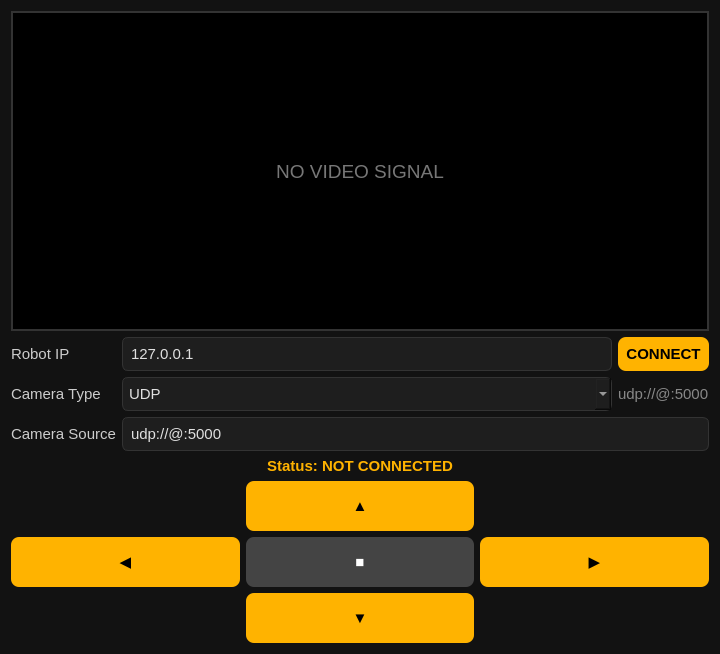
Above: robot_controller/controller.ui from gimleng/robot-controller before the change. Below: the same form after it.
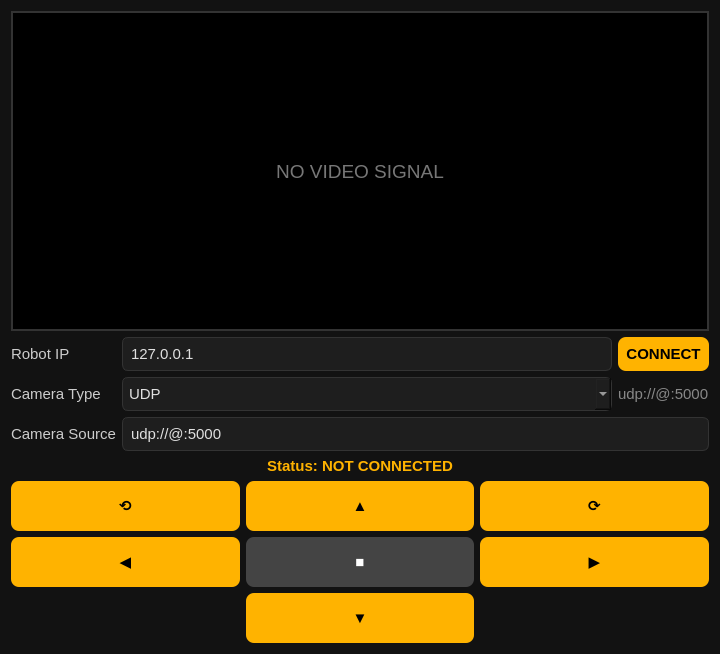
That is the form after the change.

The edit to the form file:
```diff
--- a/robot_controller/controller.ui
+++ b/robot_controller/controller.ui
@@ -170,6 +170,25 @@
    <item>
     <layout class="QGridLayout" name="controlLayout">
 
+                    <!-- CW -->
+                    <item row="0" column="0">
+                        <widget class="QPushButton" name="btnCCW">
+                            <property name="text">
+                                <string>⟲</string>
+                            </property>
+                            <property name="toolTip">
+                                <string>Rotate Counter-Clockwise (E)</string>
+                            </property>
+                            <property name="minimumSize">
+                                <size>
+                                    <width>80</width>
+                                    <height>50</height>
+                                </size>
+                            </property>
+                        </widget>
+                    </item>
+
+                    <!-- Forward -->
      <item row="0" column="1">
       <widget class="QPushButton" name="btnForward">
        <property name="text"><string>▲</string></property>
@@ -177,6 +196,26 @@
       </widget>
      </item>
 
+                    <!-- CCW -->
+                    <item row="0" column="2">
+                        <widget class="QPushButton" name="btnCW">
+                            <property name="text">
+                                <string>⟳</string>
+                            </property>
+                            <property name="toolTip">
+                                <string>Rotate Clockwise (Q)</string>
+                            </property>
+                            <property name="minimumSize">
+                                <size>
+                                    <width>80</width>
+                                    <height>50</height>
+                                </size>
+                            </property>
+                        </widget>
+
+                    </item>
+
+                    <!-- Left -->
      <item row="1" column="0">
       <widget class="QPushButton" name="btnLeft">
        <property name="text"><string>◀</string></property>
```
Left out of the diff: 206 changed lines with no effect on the pictures. Lines whose indentation alone changed are shown as unchanged.
